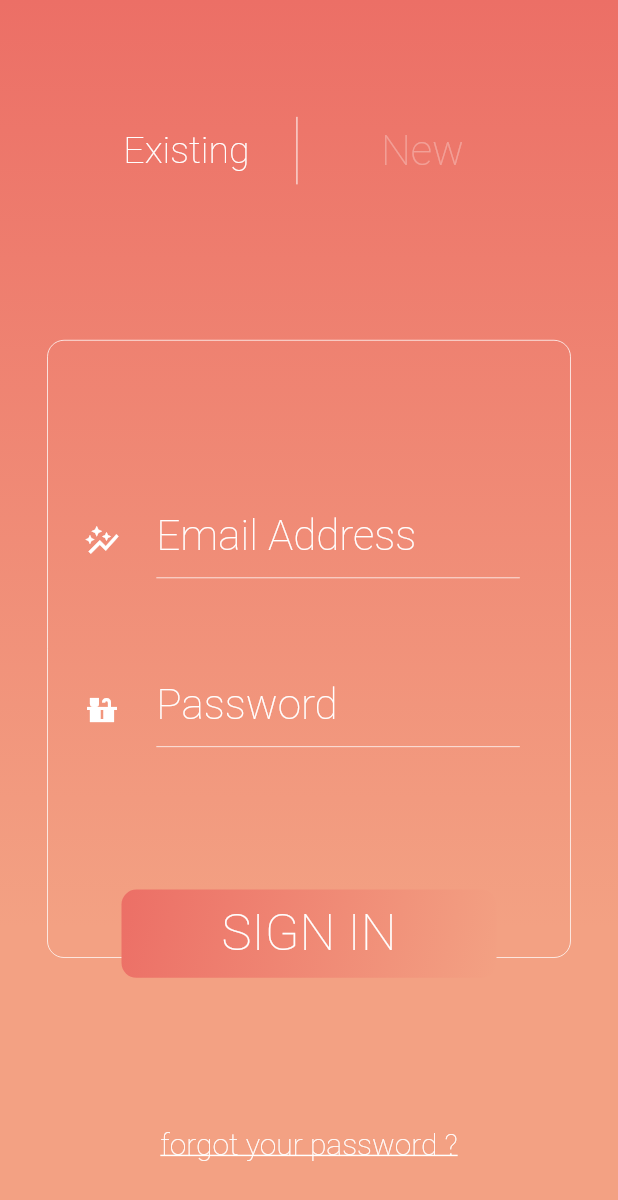
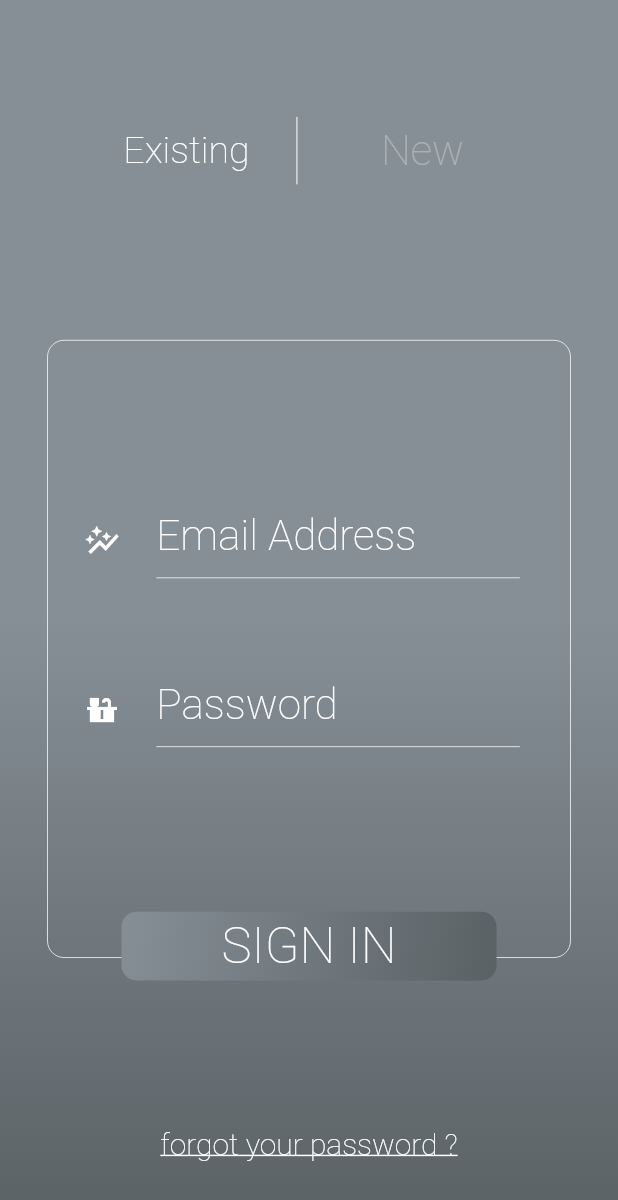
Before and after one commit to YHDF/WebScrapperMobileApp, a Flutter app: the screen it shows after launch, scrolled down 576 dp, after a tap on "Set up your account", on a phone screen of 412 x 824 dp. Shown: the top 1200 px of the screen. Run offline on Flutter 3.47's test engine with Material 2 defaults, Android fonts, the phone set to English and light mode, and no system bars.

Commit message:
Very Last commit

```diff
--- a/lib/auth.dart
+++ b/lib/auth.dart
@@ -46,14 +46,14 @@ class _auth_dynamicState extends State<auth_dynamic> {
       body: GestureDetector(
         child: Container(
           decoration: BoxDecoration(
-              gradient: LinearGradient(
-                begin: Alignment(0, -1),
-                end: Alignment(0, 0.5),
-                colors: [
-                  const Color.fromRGBO(236, 111, 102, 1),
-                  const Color.fromRGBO(243, 161, 131, 1),
-                ], // whitish to gray
-              ),
+            gradient: LinearGradient(
+              begin: Alignment(0, 0),
+              end: Alignment(0, 1),
+              colors: [
+                const Color.fromRGBO(134, 143, 150, 1),
+                const Color.fromRGBO(89, 97, 100, 1),
+              ], // whitish to gray
+            ),
           ),
           child: Stack(
             children: <Widget>[
@@ -248,7 +248,6 @@ class Login_ContainerState extends State<Login_Container> {
         globals.MyGlobals.api_token = value.token;
         await session_token.defaultSessionWriter();
         await setting_variables.defaultConfigWriter().then((value) {
-
           Future<setting_variables>(() {
             return setting_variables.configReader();
           }).then((value) {
@@ -440,12 +439,12 @@ class Login_ContainerState extends State<Login_Container> {
                 ),
                 Container(
                   height: dev_height / 6,
-                  alignment: Alignment(0, 1),
+                  alignment: Alignment(0, 1.4),
                   child: Container(
-                    height: dev_height / 32,
+                    height: dev_height / 18,
                     child: OverflowBox(
                       maxWidth: dev_width,
-                      maxHeight: dev_height / 5,
+                      maxHeight: dev_height / 18,
                       child: FlatButton(
                         splashColor: Colors.transparent,
                         highlightColor: Colors.transparent,
@@ -469,8 +468,8 @@ class Login_ContainerState extends State<Login_Container> {
                               begin: Alignment(-1, -1),
                               end: Alignment(1, 1),
                               colors: [
-                                const Color.fromRGBO(236, 111, 102, 1),
-                                const Color.fromRGBO(243, 161, 131, 1),
+                                const Color.fromRGBO(134, 143, 150, 1),
+                                const Color.fromRGBO(89, 97, 100, 1),
                               ], // whitish to gray
                             ),
                           ),
@@ -810,8 +809,8 @@ class Signup_ContainerState extends State<Signup_Container> {
                             begin: Alignment(-1, -1),
                             end: Alignment(1, 1),
                             colors: [
-                              const Color.fromRGBO(236, 111, 102, 1),
-                              const Color.fromRGBO(243, 161, 131, 1),
+                              const Color.fromRGBO(134, 143, 150, 1),
+                              const Color.fromRGBO(89, 97, 100, 1),
                             ], // whitish to gray
                           ),
                         ),
--- a/lib/authMethod.dart
+++ b/lib/authMethod.dart
@@ -12,9 +12,13 @@ class _authMethod_dynamicState extends State<authMethod_dynamic> with TickerProv
   AnimationController quoteTextController;
   Animation<double> BgColorAnim;
   Animation<double> quoteTextAnim;
-  final double minG = 120;
+  final double minG = 140;
+  final double minB = 140;
+  final double minR = 140;
   final double maxOpacity = 1;
   double G = 0;
+  double B = 0;
+  double R = 0;
   double qt_opacity = 0;
 
   PageController _controller = PageController(
@@ -36,7 +40,9 @@ class _authMethod_dynamicState extends State<authMethod_dynamic> with TickerProv
     ));
     BgColor_controller.addListener(() {
       setState(() {
-        G = minG +   BgColorAnim.value / 2;
+        G = minG + BgColorAnim.value / 2;
+        B = minB + BgColorAnim.value / 2;
+        R = minR + BgColorAnim.value / 2;
       });
     });
     BgColor_controller.repeat(reverse: true);
@@ -60,6 +66,8 @@ class _authMethod_dynamicState extends State<authMethod_dynamic> with TickerProv
       child: authMethod_static(
         qt_opacity : qt_opacity,
         G: G,
+        R: R,
+        B: B,
       ),
     );
 
@@ -68,10 +76,14 @@ class _authMethod_dynamicState extends State<authMethod_dynamic> with TickerProv
 class authMethod_static extends StatelessWidget{
   final double qt_opacity;
   final double G;
+  final double B;
+  final double R;
 
   authMethod_static({
     this.qt_opacity,
     this.G,
+    this.B,
+    this.R,
   });
 
   @override
@@ -84,7 +96,7 @@ class authMethod_static extends StatelessWidget{
             clipper: clipping_auth(),
             child: Container(
               alignment: Alignment(0, -0.8),
-              color: Color.fromRGBO(255, G.round(), 107, 0.8),
+              color: Color.fromRGBO(R.round(), G.round(), B.round(), 0.8),
               child : Container(
                 alignment: Alignment(0,-0.8),
                 width: dev_width * 0.95 ,
@@ -122,7 +134,7 @@ class authMethod_static extends StatelessWidget{
                         decoration: BoxDecoration(
                           border: Border.all(
                             width: 1.0,
-                            color: Color.fromRGBO(235, G.round(), 74, 0.8),
+                            color: Color.fromRGBO(R.round(), G.round(), B.round(), 1),
                           ),
                           borderRadius: BorderRadius.circular(20.0)
                         ),
@@ -130,7 +142,7 @@ class authMethod_static extends StatelessWidget{
                           child: Text(
                               "Set up your account",
                             style: TextStyle(
-                              color: Color.fromRGBO(235, G.round(), 74, 0.8),
+                              color: Color.fromRGBO(R.round(), G.round(), B.round(), 1),
                               fontWeight: FontWeight.w200,
                               fontSize: dev_height > dev_width ? dev_height/36.6 : dev_height / 20.6,
                             ),
--- a/lib/password_reset.dart
+++ b/lib/password_reset.dart
@@ -35,8 +35,8 @@ class ResetState extends State<Reset>{
               begin: Alignment(-1, -1),
               end: Alignment(-1, 1),
               colors: [
-                const Color.fromRGBO(236, 111, 102, 1),
-                const Color.fromRGBO(243, 161, 131, 1),
+                const Color.fromRGBO(134, 143, 150, 1),
+                const Color.fromRGBO(89, 97, 100, 1),
               ], // whitish to gray
             ),
           ),
--- a/lib/product_detail.dart
+++ b/lib/product_detail.dart
@@ -200,7 +200,7 @@ class product_detailState extends State<product_detail> {
                                           ),
                                         )
                                       ],
-                                    )
+                                    ),
                                 ),
                               ),
                             ),
--- a/lib/starting.dart
+++ b/lib/starting.dart
@@ -19,7 +19,9 @@ class _HomePageState extends State<HomePage> with TickerProviderStateMixin {
   Animation<double> secondico_Anim;
   Animation<double> welcomeAnim;
   Animation<double> BgColorAnim;
-  final double minG = 120;
+  final double minG = 140;
+  final double minB = 140;
+  final double minR = 140;
   final double maxheight = 200;
   final double maxwidth = 500;
   final double maxOpacity = 1;
@@ -34,6 +36,8 @@ class _HomePageState extends State<HomePage> with TickerProviderStateMixin {
   double firstAlignment = 0;
   double secondAlignment = 0;
   double G = 0;
+  double B = 0;
+  double R = 0;
   PageController _controller = PageController(
     initialPage: 0,
   );
@@ -58,6 +62,8 @@ class _HomePageState extends State<HomePage> with TickerProviderStateMixin {
     BgColor_controller.addListener(() {
       setState(() {
         G = minG + BgColorAnim.value / 2;
+        B = minB + BgColorAnim.value / 2;
+        R = minR + BgColorAnim.value / 2;
       });
     });
     BgColor_controller.repeat(reverse: true);
@@ -143,6 +149,8 @@ class _HomePageState extends State<HomePage> with TickerProviderStateMixin {
         firstAlignment: firstAlignment,
         secondAlignment: secondAlignment,
         BgColorG: G,
+        BgColorB: B,
+        BgColorR: R,
       ),
     );
   }
@@ -150,7 +158,7 @@ class _HomePageState extends State<HomePage> with TickerProviderStateMixin {
 
 class Startup extends StatelessWidget {
   final double width, height, ico_opacity, txt_opacity, dev_height, dev_width,wt_opacity,
-  firstAlignment, secondAlignment,BgColorG;
+  firstAlignment, secondAlignment,BgColorG,BgColorB,BgColorR;
 
   Startup({
     this.width,
@@ -163,6 +171,8 @@ class Startup extends StatelessWidget {
     this.firstAlignment,
     this.secondAlignment,
     this.BgColorG,
+    this.BgColorB,
+    this.BgColorR,
   });
 
   Widget build(BuildContext context) {
@@ -183,7 +193,7 @@ class Startup extends StatelessWidget {
           child: Container(
             width: dev_width,
             height: dev_height,
-            color: Color.fromRGBO(255, BgColorG.round(), 107, 0.8),
+            color: Color.fromRGBO(BgColorR.round(), BgColorG.round(), BgColorB.round(), 1),
           ),
         ),
         Container(
--- a/lib/verify_register.dart
+++ b/lib/verify_register.dart
@@ -77,8 +77,8 @@ class VerifyState extends State<Verify>{
               begin: Alignment(-1, -1),
               end: Alignment(-1, 1),
               colors: [
-                const Color.fromRGBO(236, 111, 102, 1),
-                const Color.fromRGBO(243, 161, 131, 1),
+                const Color.fromRGBO(134, 143, 150, 1),
+                const Color.fromRGBO(89, 97, 100, 1),
               ], // whitish to gray
             ),
           ),
```
Also changed, not shown: lib/background.dart (+6 -4 lines), lib/home.dart (+51 -2 lines), lib/linear_animation.dart (+4 -4 lines), lib/side.dart (+4 -4 lines).
